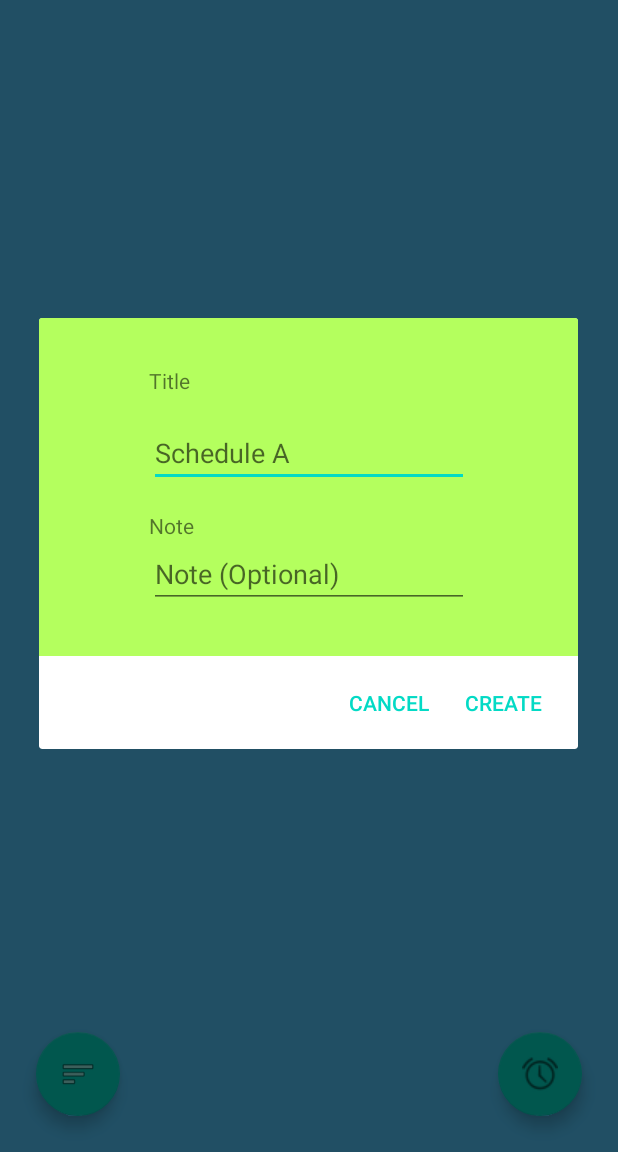
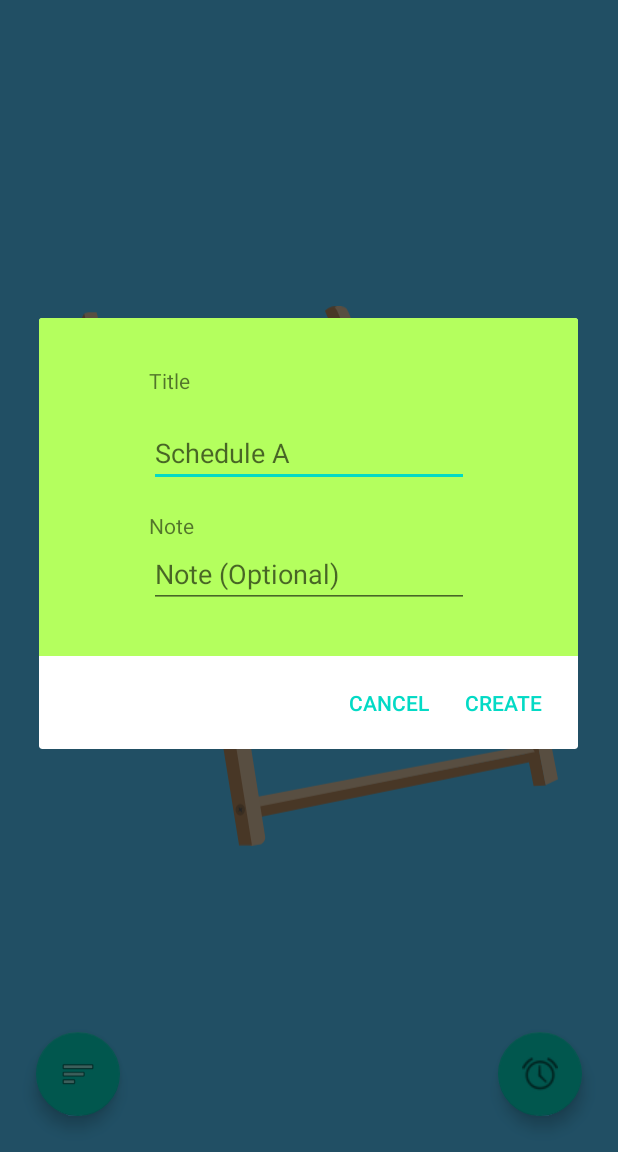
Before and after one commit to galemu2/MultiTasker-Alarm-app-, an Android app: the screen it shows after launch (MainActivity), after a tap on an icon or button, on a phone screen of 412 x 824 dp, the part 84-1236 px from its top. Run offline under Robolectric (Android 15) with nearby library versions, the phone set to English and light mode, and no system bars; our stand-ins replace Room's generated code, data binding.

Commit message:
added place holders for empty list in alarm and schedule fragments.

```diff
--- a/app/src/main/AndroidManifest.xml
+++ b/app/src/main/AndroidManifest.xml
@@ -17,7 +17,7 @@
             </intent-filter>
         </activity>
 
-        <receiver android:name=".alarm.AlarmBroadcastReceiver">
+        <receiver android:name=".viewModel.model.alarm.AlarmBroadcastReceiver">
 
         </receiver>
 
--- a/app/src/main/java/com/ctrlaccess/multitasker/Fragment1Schedules.kt
+++ b/app/src/main/java/com/ctrlaccess/multitasker/Fragment1Schedules.kt
@@ -8,6 +8,7 @@ import android.view.LayoutInflater
 import android.view.View
 import android.view.ViewGroup
 import android.widget.Toast
+import androidx.core.view.isEmpty
 import androidx.databinding.DataBindingUtil
 import androidx.fragment.app.Fragment
 import androidx.lifecycle.Observer
@@ -54,8 +55,7 @@ open class Fragment1Schedules : Fragment() {
         container: ViewGroup?,
         savedInstanceState: Bundle?
     ): View? {
-        // Inflate the layout for this fragment
-        // return inflater.inflate(R.layout.fragment1_schedules, container, false)
+
         binding = DataBindingUtil.inflate<Fragment1SchedulesBinding>(
             inflater, R.layout.fragment1_schedules,
             container, false
@@ -72,6 +72,35 @@ open class Fragment1Schedules : Fragment() {
         recyclerViewSchedulesAdaptor = RecyclerView1SchedulesAdaptor(requireContext())
         recyclerViewLists.adapter = recyclerViewSchedulesAdaptor
         recyclerViewLists.layoutManager = LinearLayoutManager(requireContext())
+
+        recyclerViewSchedulesAdaptor.registerAdapterDataObserver(object :
+            RecyclerView.AdapterDataObserver() {
+            override fun onChanged() {
+                super.onChanged()
+                checkEmpty()
+            }
+
+            fun checkEmpty() {
+                val empty = recyclerViewSchedulesAdaptor.itemCount == 0
+
+                if (empty) {
+                    recyclerViewLists.visibility = View.GONE
+                    binding.emptyView.visibility = View.VISIBLE
+                } else {
+                    binding.emptyView.visibility = View.GONE
+                    recyclerViewLists.visibility = View.VISIBLE
+                }
+
+            }
+        })
+        if (recyclerViewLists.isEmpty()) {
+            recyclerViewLists.visibility = View.GONE
+            binding.emptyView.visibility = View.VISIBLE
+
+        } else {
+            recyclerViewLists.visibility = View.VISIBLE
+            binding.emptyView.visibility = View.GONE
+        }
 
         val itemTouchCallback = ScheduleElementItemTouchCallback(this)
         val itemTouchHelper = ItemTouchHelper(itemTouchCallback)
--- a/app/src/main/java/com/ctrlaccess/multitasker/MainActivity.kt
+++ b/app/src/main/java/com/ctrlaccess/multitasker/MainActivity.kt
@@ -9,7 +9,7 @@ import androidx.appcompat.app.AppCompatActivity
 import androidx.databinding.DataBindingUtil
 import androidx.lifecycle.ViewModelProvider
 import androidx.navigation.findNavController
-import com.ctrlaccess.multitasker.alarm.MyAlarmManager
+import com.ctrlaccess.multitasker.viewModel.model.alarm.MyAlarmManager
 import com.ctrlaccess.multitasker.databinding.ActivityMainBinding
 import com.ctrlaccess.multitasker.viewModel.MultitaskerViewModel
 import com.ctrlaccess.multitasker.viewModel.entities.Alarm
--- a/app/src/main/java/com/ctrlaccess/multitasker/viewModel/MultitaskerViewModel.kt
+++ b/app/src/main/java/com/ctrlaccess/multitasker/viewModel/MultitaskerViewModel.kt
@@ -58,8 +58,7 @@ class MultitaskerViewModel(application: Application) :
     fun updateAlarm(alarms: Alarm) {
         viewModelScope.launch(Dispatchers.IO) {
             alarmsRepository.updateAlarm(alarms)
-            Log.d(TAG, "updated ... ")
-        }
+         }
     }
 
     fun deleteAlarm(alarm: Alarm) {
--- a/app/src/main/java/com/ctrlaccess/multitasker/alarm/AlarmBroadcastReceiver.kt
+++ b/app/src/main/java/com/ctrlaccess/multitasker/viewModel/model/alarm/AlarmBroadcastReceiver.kt
@@ -1,4 +1,4 @@
-package com.ctrlaccess.multitasker.alarm
+package com.ctrlaccess.multitasker.viewModel.model.alarm
 
 import android.content.BroadcastReceiver
 import android.content.Context
--- a/app/src/main/java/com/ctrlaccess/multitasker/alarm/MyAlarmManager.kt
+++ b/app/src/main/java/com/ctrlaccess/multitasker/viewModel/model/alarm/MyAlarmManager.kt
@@ -1,4 +1,4 @@
-package com.ctrlaccess.multitasker.alarm
+package com.ctrlaccess.multitasker.viewModel.model.alarm
 
 import android.app.AlarmManager
 import android.app.PendingIntent
--- /dev/null
+++ b/app/src/main/res/drawable/ic_deckchair.xml
@@ -0,0 +1,85 @@
+<vector android:height="25.991116dp" android:viewportHeight="14737"
+    android:viewportWidth="13608" android:width="24dp" xmlns:android="http://schemas.android.com/apk/res/android">
+    <path android:fillColor="#2B307B" android:pathData="M1815.4,3883.3a175.6,131.4 71.2,1 0,263.1 -33.5a175.6,131.4 71.2,1 0,-263.1 33.5z"/>
+    <path android:fillColor="#996640" android:pathData="M3253,8795l857,-115l67,267l-828,105z"/>
+    <path android:fillColor="#917354" android:pathData="M1491,7905c-47,28 -44,49 10,76l135,1060 58,-15 -129,-1057c34,-23 27,-43 -12,-67 -22,0 -40,3 -62,3z"/>
+    <path android:fillColor="#B58A60" android:pathData="M1521,8402l58,633l-63,23l-95,-12l-3,-720l124,-20l10,91z"/>
+    <path android:fillColor="#996640" android:pathData="M531,8590l-47,371l4122,-543l-10,-361z"/>
+    <path android:fillColor="#B58A60" android:pathData="M11834,5632l-363,88l543,2603l336,-75z"/>
+    <path android:fillColor="#B58A60" android:pathData="M9831,5809l-279,-836c920,196 1825,368 2752,517l554,70c76,3 503,-39 543,-19 -20,32 12,95 -28,157l-467,68 22,601 -152,18 -2945,-576z"/>
+    <path android:fillColor="#B58A60" android:pathData="M8986,3431l136,-288 97,-300 200,297 268,5c-110,367 -264,799 -383,1162l-318,-876z"/>
+    <path android:fillColor="#B58A60" android:pathData="M8298,5569l378,-1201 -468,-1455 -394,-1195c-42,-121 -316,-950 -360,-1066l-214,-527c69,-69 123,-122 326,-119 903,2642 1913,5465 2936,8060l-129,24 -325,25 -284,-748 -801,-2238c-102,308 -381,884 -381,1184 -122,-263 -176,-475 -284,-744z"/>
+    <path android:fillColor="#996640" android:pathData="M1039,576l6403,-229c145,-24 310,258 108,381l-6352,292 -159,-444z"/>
+    <path android:fillColor="#CCCCFF" android:pathData="M1671,556c27,-6 556,-73 583,-71 601,-39 991,-46 1648,-70 650,-5 1345,-46 1987,-55 214,-20 430,-17 628,-21 220,-13 385,-37 468,46 48,48 63,165 83,299 170,751 344,1450 456,2126 162,978 400,1880 779,2737 378,1137 907,1908 1490,2547l388,307 296,92 117,373c-394,74 -788,123 -1182,174 -1111,167 -2222,319 -3333,456l-634,-331 -1347,-559 -929,-2177c-203,-715 -384,-1484 -551,-2206 -194,-836 -329,-1671 -466,-2536 -40,-295 -84,-679 -174,-960 -65,-120 -149,-174 -307,-171z"/>
+    <path android:fillColor="#2B307B" android:pathData="M8760,8528c-24,67 -224,-14 -325,46 -209,94 -366,-124 -429,-202 -115,-78 -519,-613 -604,-793 -84,-180 -302,-490 -345,-656 -44,-166 -172,-434 -241,-551 -69,-117 -129,-440 -216,-527 -88,-88 -152,-603 -233,-750 -81,-148 -153,-504 -242,-725 -89,-222 -121,-569 -156,-744 -36,-174 -159,-723 -171,-792 -131,-780 -299,-1450 -425,-2242 -25,-163 -215,-233 -233,-218 151,-8 338,3 511,-12 130,1 201,211 207,273 39,400 115,576 198,975 54,296 276,950 276,1379 0,429 247,943 275,1174 29,231 200,740 227,810 26,71 58,55 84,192 26,136 464,1277 554,1447 90,171 192,406 223,518 32,111 347,541 381,603 34,63 328,366 342,432 35,66 366,297 342,363z"/>
+    <path android:fillColor="#2B307B" android:pathData="M7609,8665c0,79 -400,-14 -500,52 -100,67 -464,-378 -502,-482 -38,-104 -276,-416 -345,-586 -69,-170 -296,-519 -343,-691 -47,-172 -257,-683 -328,-812 -70,-130 -215,-579 -261,-810 -45,-231 -199,-666 -240,-862 -42,-197 -127,-583 -172,-691 -46,-107 -209,-708 -209,-896 0,-188 -153,-515 -153,-804 0,-289 -113,-737 -157,-956 -38,-185 -70,-311 -112,-518 -45,-170 -262,-206 -245,-204 53,39 535,-118 693,115 73,231 201,695 218,779 35,179 84,459 137,690 52,231 173,626 173,965 0,339 193,870 241,1105 48,236 137,537 172,690 35,153 173,445 173,561 0,117 71,305 110,345 39,39 365,1008 408,1094 43,87 402,829 484,900 82,71 375,501 395,586 20,85 363,351 363,430z"/>
+    <path android:fillColor="#DEC3A2" android:pathData="M9611,5289l289,-43c205,65 181,376 50,406l-198,38 -141,-401z"/>
+    <path android:fillColor="#DEC3A2" android:pathData="M8851,3384l289,-42c205,64 181,375 50,405l-198,38 -141,-401z"/>
+    <path android:fillColor="#DEC3A2" android:pathData="M10681,8076l-310,16c-677,-1888 -1393,-3814 -2055,-5708 -84,-214 -674,-2359 -816,-2349 54,-57 236,-36 297,4 119,-31 744,2108 778,2139 0,24 793,2280 831,2302 681,1933 586,1665 1275,3596z"/>
+    <path android:fillColor="#2B307B" android:pathData="M9180.1,5653.5a226.4,133.4 80.5,1 0,263.1 -43.8a226.4,133.4 80.5,1 0,-263.1 43.8z"/>
+    <path android:fillColor="#2B307B" android:pathData="M6384,9442c-113,-22 -273,-516 -400,-548 -549,-313 -443,-633 -947,-1245 -61,-74 -309,-742 -373,-742 -64,0 17,-151 -65,-232 -81,-82 -266,-861 -302,-959 -36,-99 -188,-636 -209,-725 -21,-89 -9,-150 -67,-242 -58,-92 -250,-1119 -276,-1242 -25,-123 -30,114 -52,-191 -22,-306 -210,-1306 -293,-1672 -108,-501 -19,-1164 -450,-1195 560,-20 659,-87 798,178 49,295 162,1035 238,1223 62,154 129,770 172,1002 43,232 178,872 209,1102 30,231 66,65 101,279 36,214 180,816 241,1068 61,253 112,341 174,485 62,144 194,499 242,688 47,188 233,588 275,760 42,171 130,180 174,310 44,131 521,853 569,915 47,62 173,139 189,189 15,50 115,173 203,173 87,0 418,-80 418,78 0,158 137,492 -79,492 -245,30 -421,70 -490,51z"/>
+    <path android:fillColor="#2B307B" android:pathData="M3676,6544c-123,-55 -376,-30 -376,-118 0,-171 -246,-763 -246,-900 -220,-836 -592,-2583 -794,-4056 -35,-232 -92,-491 -131,-680 -27,-215 -175,-240 -196,-270 116,-16 300,-40 478,-46 233,-19 315,255 333,392l61,389c153,1259 375,2906 767,4081 127,383 130,454 174,621 24,199 169,573 61,570 -129,28 -56,50 -131,17z"/>
+    <path android:fillColor="#DEC3A2" android:pathData="M9235,2842c24,-62 235,-46 266,-32 31,15 188,293 191,346 4,53 -197,-11 -234,43 -36,53 -247,-295 -223,-357z"/>
+    <path android:fillColor="#2B307B" android:pathData="M8889,9018c-7,-99 80,-253 31,-370 -65,-157 198,-75 294,-137 96,-62 121,14 121,-60 0,-75 -66,-42 -104,-114 -39,-72 -416,-487 -485,-551 -68,-65 -429,-632 -481,-726 -51,-94 -253,-563 -302,-612 -48,-48 -215,-401 -215,-508 -192,-371 -324,-842 -381,-1121 -45,-87 -180,-529 -205,-586 -26,-57 -174,-637 -209,-795 -35,-158 -137,-474 -137,-694 0,-220 -156,-568 -156,-728 0,-160 -91,-317 -120,-511 -28,-195 -130,-764 -160,-948 -35,-216 -323,-211 -96,-211 106,-10 312,-35 447,-5 53,12 141,140 152,197 41,216 104,690 157,812 53,123 68,348 122,535 53,187 101,559 136,725 113,698 250,1278 471,1981 97,394 241,779 600,1572 23,168 245,516 258,554 13,38 276,414 293,483 17,68 329,498 363,568 34,71 496,534 534,534l35,35c9,81 -469,41 -362,174 107,133 182,489 17,517 -134,23 -338,71 -474,76 -65,2 -137,-5 -144,-86z"/>
+    <path android:fillColor="#DEC3A2" android:pathData="M9548,4997l574,-62c159,-10 370,20 412,32l902,169 856,156 594,122 516,120 -532,81 -1921,-318 -1401,-300z"/>
+    <path android:fillColor="#B58A60" android:pathData="M11962,8109l361,-9l952,4987l-333,19z"/>
+    <path android:fillColor="#B58A60" android:pathData="M5445,13640l7522,-1469c19,84 12,170 -66,266l-7402,1509 -54,-306z"/>
+    <path android:fillColor="#DEC3A2" android:pathData="M12128,5773l289,-43c205,65 181,376 50,405l-198,38 -141,-400z"/>
+    <path android:fillColor="#DEC3A2" android:pathData="M13276,13079c-113,-592 -1235,-6286 -1337,-6881l-108,-569 -327,89 51,-59 247,-90 387,-44 171,1020 1248,6371 -332,163z"/>
+    <path android:fillColor="#DEC3A2" android:pathData="M9785,8094l154,143c988,-56 1977,-111 2966,-193l-346,-24 -2774,74z"/>
+    <path android:fillColor="#996640" android:pathData="M12734,8058l42,-3 0,1 128,-4 55,310c33,172 24,271 -27,296l-156,34 14,0 -2210,-17 -756,-520 2910,-97z"/>
+    <path android:fillColor="#996640" android:pathData="M1179,9078l39,454l4685,59l-98,-669z"/>
+    <path android:fillColor="#2B307B" android:pathData="M4711,8805c0,-78 -124,-717 -121,-715 -15,132 538,951 556,813 -10,9 -419,29 -435,-4 -12,-25 20,-74 0,-94z"/>
+    <path android:fillColor="#DEC3A2" android:pathData="M1189,9075l869,-107l4222,-107l-480,70z"/>
+    <path android:fillColor="#2B307B" android:pathData="M4232.2,6810.2a175.6,131.4 71.2,1 0,263.1 -33.5a175.6,131.4 71.2,1 0,-263.1 33.5z"/>
+    <path android:fillColor="#DEC3A2" android:pathData="M4611,9089l289,-42c205,64 181,375 50,405l-198,38 -141,-401z"/>
+    <path android:fillColor="#DEC3A2" android:pathData="M5399,13397l7370,-1400c102,-4 149,71 205,180l-7529,1488 -46,-268z"/>
+    <path android:fillColor="#DEC3A2" android:pathData="M3879,6404l467,-52 934,6087 323,2029c19,89 -17,165 -106,226l-281,43 -455,-2765 -882,-5568z"/>
+    <path android:fillColor="#DEC3A2" android:pathData="M6252,8866c-216,3 -247,20 -442,66 2,209 48,438 91,652 221,-10 212,-18 433,-62 -10,-222 -39,-434 -82,-656z"/>
+    <path android:fillColor="#B58A60" android:pathData="M3518,6521l389,-128l1338,8332l-352,0l-736,-4557z"/>
+    <path android:fillColor="#DEC3A2" android:pathData="M3261,9108l289,-43c205,65 181,376 50,406l-198,38 -141,-401z"/>
+    <path android:fillColor="#DEC3A2" android:pathData="M999,166l1980,7387 589,2283 -392,107 -1396,-5370 -1122,-4371c90,-59 217,-33 341,-36z"/>
+    <path android:fillColor="#B58A60" android:pathData="M484,691c-18,-88 71,-282 175,-492l2048,7907 491,1829 -205,246 -1343,-4816 -1166,-4674z"/>
+    <path android:fillColor="#DEC3A2" android:pathData="M1105,3775l289,-43c204,65 181,376 49,405l-198,38 -140,-400z"/>
+    <path android:fillColor="#B58A60" android:pathData="M767,3503l-767,5637l196,322l268,-72l815,-5537l-219,17z"/>
+    <path android:fillColor="#DEC3A2" android:pathData="M3486,6764l289,-43c205,65 181,376 50,406l-198,38 -141,-401z"/>
+    <path android:fillColor="#B58A60" android:pathData="M947,5891l-36,207 498,197 -8,303 2050,845 170,-16c10,-263 -4,-526 -33,-869l-921,31 -1720,-698z"/>
+    <path android:fillColor="#B58A60" android:pathData="M1592,8291l18,108l51,-5l94,623l66,9l91,-32l-157,-720z"/>
+    <path android:fillColor="#DEC3A2" android:pathData="M3193,9932c-81,78 -141,156 -178,234 135,-1 277,-35 412,-80 64,-93 108,-176 143,-254 -126,17 -251,39 -377,100z"/>
+    <path android:fillColor="#DEC3A2" android:pathData="M12577,8098c115,-28 230,-41 345,-39l73,564c-102,40 -216,63 -347,59 -43,-163 -72,-348 -71,-584z"/>
+    <path android:fillColor="#2B307B" android:pathData="M8499.1,3729a226.4,133.4 80.5,1 0,263.1 -43.8a226.4,133.4 80.5,1 0,-263.1 43.8z"/>
+    <path android:fillColor="#2B307B" android:pathData="M11617.8,6117.4a226.4,133.4 80.5,1 0,263.1 -43.8a226.4,133.4 80.5,1 0,-263.1 43.8z"/>
+    <path android:fillColor="#DEC3A2" android:pathData="M10507,8860c-38,59 -71,125 -109,184 88,3 176,-14 259,-29 60,-65 107,-131 149,-197 -97,15 -202,28 -299,42z"/>
+    <path android:fillColor="#DEC3A2" android:pathData="M777,3505c24,-42 230,-47 261,-46 31,14 241,343 244,396l-253,20c-49,10 -276,-308 -252,-370z"/>
+    <path android:fillColor="#B58A60" android:pathData="M10311,8904l87,141l101,-167z"/>
+    <path android:fillColor="#2B307B" android:pathData="M7654,9287c0,-7 -13,-49 -10,-53 19,-35 34,-103 34,-145 0,-45 -14,-337 -94,-337 -29,0 23,-123 68,-79 75,33 382,-47 384,-39 9,-27 92,-23 143,8 47,-10 122,5 128,143 11,39 58,214 -17,382 -11,49 -334,97 -458,99 -52,13 -119,21 -178,21z"/>
+    <path android:fillColor="#CCCCFF" android:pathData="M11859,8125c23,0 154,-23 154,-9 112,27 169,270 173,308 -11,130 0,193 -113,236 -60,23 -131,33 -133,4 0,-40 86,7 86,-33 0,-48 61,-163 25,-199 -34,-33 -19,-125 -34,-139 -15,-14 -51,-78 -58,-78 -26,-11 -94,-69 -100,-90z"/>
+    <path android:fillColor="#2B307B" android:pathData="M11404,8744c36,-28 45,-305 36,-341 0,-61 -116,-161 -116,-207 7,-15 96,-15 124,-31 133,-2 275,-44 416,-43 85,-13 122,105 143,148 35,30 6,82 31,107 18,18 0,38 17,55 31,31 -20,216 -26,216 -44,14 -32,35 -78,31 -11,7 -237,24 -270,44 -37,4 -310,21 -277,21z"/>
+    <path android:fillColor="#DEC3A2" android:pathData="M722,5830l839,-94l2030,818l-599,168l-295,-110z"/>
+    <path android:fillColor="#2B307B" android:pathData="M10190,8942c0,-74 95,-308 34,-369 -24,-24 -13,-76 -43,-103 -36,-31 -77,-68 -88,-92 -7,-14 72,-24 112,-16 16,-13 117,-22 222,-35 118,-14 239,-44 243,-40 76,-60 184,186 175,215 37,38 36,335 -27,342 -116,21 -257,34 -322,49 -85,21 -232,35 -306,49z"/>
+    <path android:fillColor="#CCCCFF" android:pathData="M10853,8563c0,-47 -20,-122 -61,-148 -14,-9 -17,-64 -41,-76 -147,-73 64,-83 119,-86 89,-6 299,-35 372,-44 168,-21 62,-52 188,144 28,45 14,242 10,306 -9,120 -74,71 -157,109 -44,20 -157,15 -234,33 -31,8 -138,30 -172,29 -12,0 -81,24 -74,3 13,-45 66,-166 50,-270z"/>
+    <path android:fillColor="#917354" android:pathData="M3065,7004a129,157 0,1 0,258 0a129,157 0,1 0,-258 0z"/>
+    <path android:fillColor="#5B5B5B" android:pathData="M3163,6939l36,49l43,-36l13,15l-44,37l38,53l-18,12l-37,-51l-41,36l-13,-15l37,-31l6,-5l-38,-52z"/>
+    <path android:fillColor="#5B5B5B" android:pathData="M3197,7004m-37,0a37,37 0,1 1,74 0a37,37 0,1 1,-74 0"/>
+    <path android:fillColor="#917354" android:pathData="M1444,6475a129,157 0,1 0,258 0a129,157 0,1 0,-258 0z"/>
+    <path android:fillColor="#5B5B5B" android:pathData="M1542,6409l36,50l43,-36l12,14l-44,38l38,52l-18,13l-37,-51l-41,36l-12,-15l36,-32l6,-5l-37,-51z"/>
+    <path android:fillColor="#5B5B5B" android:pathData="M1576,6475m-37,0a37,37 0,1 1,74 0a37,37 0,1 1,-74 0"/>
+    <path android:fillColor="#917354" android:pathData="M2769,9362a129,157 0,1 0,258 0a129,157 0,1 0,-258 0z"/>
+    <path android:fillColor="#5B5B5B" android:pathData="M2867,9296l36,50l43,-36l13,14l-45,37l38,53l-18,13l-36,-51l-42,35l-12,-14l36,-32l6,-5l-37,-51z"/>
+    <path android:fillColor="#5B5B5B" android:pathData="M2901,9362m-37,0a37,37 0,1 1,74 0a37,37 0,1 1,-74 0"/>
+    <path android:fillColor="#917354" android:pathData="M4041,9367a129,157 0,1 0,258 0a129,157 0,1 0,-258 0z"/>
+    <path android:fillColor="#5B5B5B" android:pathData="M4139,9301l36,50l43,-36l13,14l-45,38l38,52l-18,13l-36,-51l-42,36l-12,-15l36,-32l6,-5l-37,-51z"/>
+    <path android:fillColor="#5B5B5B" android:pathData="M4173,9367m-37,0a37,37 0,1 1,74 0a37,37 0,1 1,-74 0"/>
+    <path android:fillColor="#917354" android:pathData="M714,4072a129,157 0,1 0,258 0a129,157 0,1 0,-258 0z"/>
+    <path android:fillColor="#5B5B5B" android:pathData="M811,4006l37,50l43,-37l12,15l-44,37l38,53l-18,13l-37,-51l-41,35l-13,-14l37,-32l6,-5l-37,-51z"/>
+    <path android:fillColor="#5B5B5B" android:pathData="M846,4071m-37,0a37,37 0,1 1,74 0a37,37 0,1 1,-74 0"/>
+    <path android:fillColor="#917354" android:pathData="M72,8784a129,157 0,1 0,258 0a129,157 0,1 0,-258 0z"/>
+    <path android:fillColor="#5B5B5B" android:pathData="M170,8718l36,50l43,-36l13,14l-45,37l38,53l-17,13l-37,-51l-41,35l-13,-14l37,-32l5,-5l-37,-51z"/>
+    <path android:fillColor="#5B5B5B" android:pathData="M204,8783m-37,0a37,37 0,1 1,74 0a37,37 0,1 1,-74 0"/>
+    <path android:fillColor="#917354" android:pathData="M545,827a121,147 0,1 0,242 0a121,147 0,1 0,-242 0z"/>
+    <path android:fillColor="#5B5B5B" android:pathData="M637,765l34,47l40,-34l12,14l-42,34l36,50l-17,12l-34,-48l-39,33l-12,-13l35,-30l5,-5l-35,-48z"/>
+    <path android:fillColor="#5B5B5B" android:pathData="M669,827m-34,0a34,34 0,1 1,68 0a34,34 0,1 1,-68 0"/>
+    <path android:fillColor="#917354" android:pathData="M4796,13753a129,157 0,1 0,258 0a129,157 0,1 0,-258 0z"/>
+    <path android:fillColor="#5B5B5B" android:pathData="M4894,13687l36,50l43,-36l13,14l-44,37l38,53l-18,13l-37,-51l-41,35l-13,-14l37,-32l5,-5l-37,-51z"/>
+    <path android:fillColor="#5B5B5B" android:pathData="M4928,13752m-37,0a37,37 0,1 1,74 0a37,37 0,1 1,-74 0"/>
+</vector>
--- a/app/src/main/res/layout/fragment1_schedules.xml
+++ b/app/src/main/res/layout/fragment1_schedules.xml
@@ -7,8 +7,20 @@
         android:layout_width="match_parent"
         android:layout_height="match_parent"
         android:background="@color/schedules_background"
+        tools:context=".Fragment1Schedules">
 
-        tools:context=".Fragment1Schedules">
+        <ImageView
+            android:id="@+id/empty_view"
+            android:layout_width="match_parent"
+            android:layout_height="match_parent"
+            android:layout_margin="24dp"
+            android:foregroundGravity="center"
+            android:padding="16dp"
+            app:srcCompat="@drawable/ic_deckchair"
+            android:visibility="visible"
+            app:layout_constraintEnd_toStartOf="@+id/recyclerView_lists"
+            app:layout_constraintStart_toStartOf="parent"
+            app:layout_constraintTop_toTopOf="parent" />
 
         <androidx.recyclerview.widget.RecyclerView
             android:id="@+id/recyclerView_lists"
@@ -18,11 +30,11 @@
             android:layout_marginStart="8dp"
             android:layout_marginTop="8dp"
             android:layout_marginEnd="8dp"
+            android:visibility="visible"
             app:layout_constraintEnd_toEndOf="parent"
             app:layout_constraintStart_toStartOf="parent"
-            app:layout_constraintTop_toTopOf="parent">
+            app:layout_constraintTop_toTopOf="parent" />
 
-        </androidx.recyclerview.widget.RecyclerView>
 
         <com.google.android.material.floatingactionbutton.FloatingActionButton
             android:id="@+id/fab1_list"
```
Also changed, not shown: app/src/main/java/com/ctrlaccess/multitasker/Fragment2Alarms.kt (+19 -1 lines), app/src/main/java/com/ctrlaccess/multitasker/util/RecyclerView2AlarmsAdaptor.kt (+3 -11 lines), app/src/main/res/drawable/ic_note_book.xml (added, +100 -0 lines), app/src/main/res/layout/fragment2_alarms.xml (+22 -1 lines).
